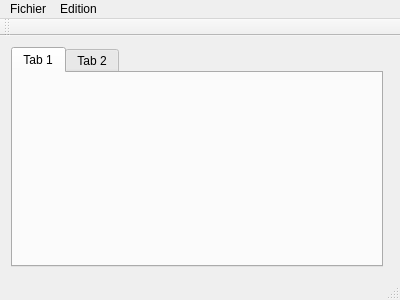
The window that calcpol/mainwindow.ui (trecouvr/calclpol) describes before a commit, drawn with Qt 5.
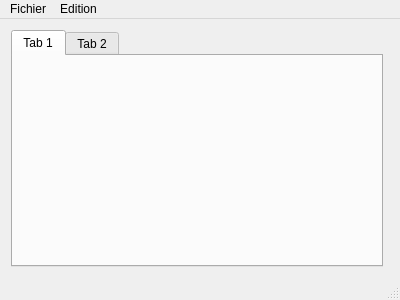
The same window after the commit. Custom widgets are drawn as their Qt base class.

Commit message: supression d'un truc inutile, moche, et qui prend de la place

The edit to the form file:
```diff
--- a/calcpol/mainwindow.ui
+++ b/calcpol/mainwindow.ui
@@ -69,14 +69,6 @@
    <addaction name="menuFichier"/>
    <addaction name="menuEdition"/>
   </widget>
-  <widget class="QToolBar" name="mainToolBar">
-   <attribute name="toolBarArea">
-    <enum>TopToolBarArea</enum>
-   </attribute>
-   <attribute name="toolBarBreak">
-    <bool>false</bool>
-   </attribute>
-  </widget>
   <widget class="QStatusBar" name="statusBar"/>
   <action name="actionQuitter">
    <property name="text">
```
Left out of the diff: 2 changed lines with no effect on the pictures.
